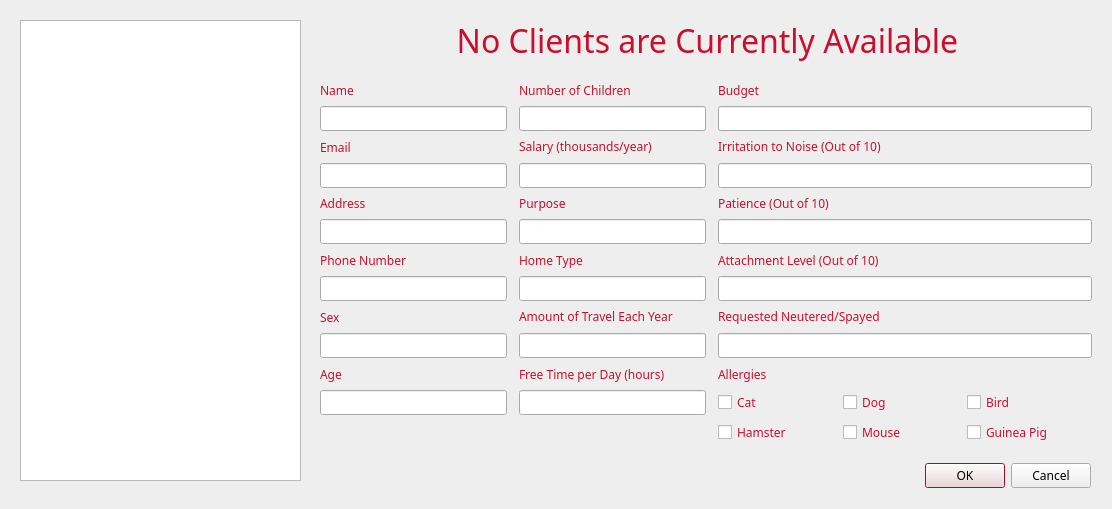
Before: the Qt Designer form cuACS/viewclients.ui in cameronhawtin/Animal-Farm-cuACS, drawn with Qt 5.
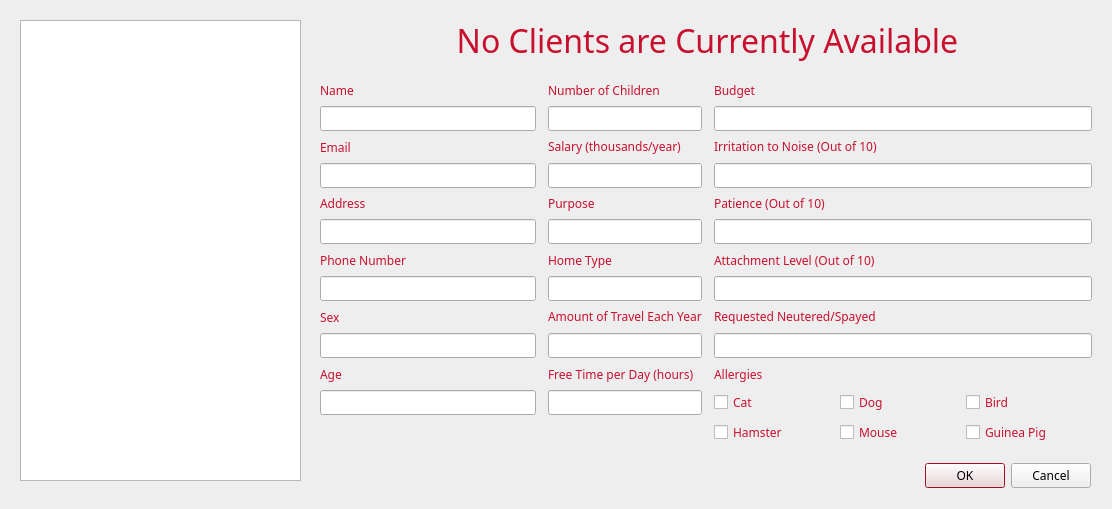
After: the same form once the commit is applied.

```diff
--- a/cuACS/viewclients.ui
+++ b/cuACS/viewclients.ui
@@ -58,6 +58,15 @@
        </color>
       </brush>
      </colorrole>
+     <colorrole role="PlaceholderText">
+      <brush brushstyle="NoBrush">
+       <color alpha="128">
+        <red>0</red>
+        <green>0</green>
+        <blue>0</blue>
+       </color>
+      </brush>
+     </colorrole>
     </active>
     <inactive>
      <colorrole role="WindowText">
@@ -105,6 +114,15 @@
        </color>
       </brush>
      </colorrole>
+     <colorrole role="PlaceholderText">
+      <brush brushstyle="NoBrush">
+       <color alpha="128">
+        <red>0</red>
+        <green>0</green>
+        <blue>0</blue>
+       </color>
+      </brush>
+     </colorrole>
     </inactive>
     <disabled>
      <colorrole role="WindowText">
@@ -152,6 +170,15 @@
        </color>
       </brush>
      </colorrole>
+     <colorrole role="PlaceholderText">
+      <brush brushstyle="NoBrush">
+       <color alpha="128">
+        <red>0</red>
+        <green>0</green>
+        <blue>0</blue>
+       </color>
+      </brush>
+     </colorrole>
     </disabled>
    </palette>
   </property>
@@ -198,7 +225,7 @@
      <height>364</height>
     </rect>
    </property>
-   <layout class="QGridLayout" name="gridLayout" columnstretch="1,1,2">
+   <layout class="QGridLayout" name="gridLayout" columnstretch="4,1,7">
     <property name="horizontalSpacing">
      <number>12</number>
     </property>
```
